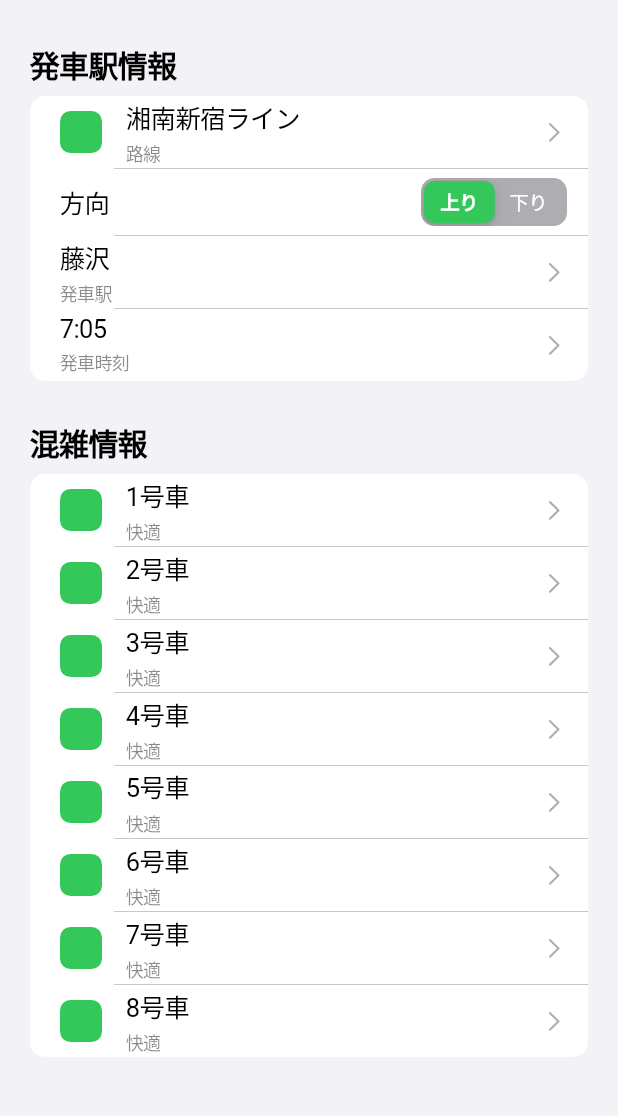
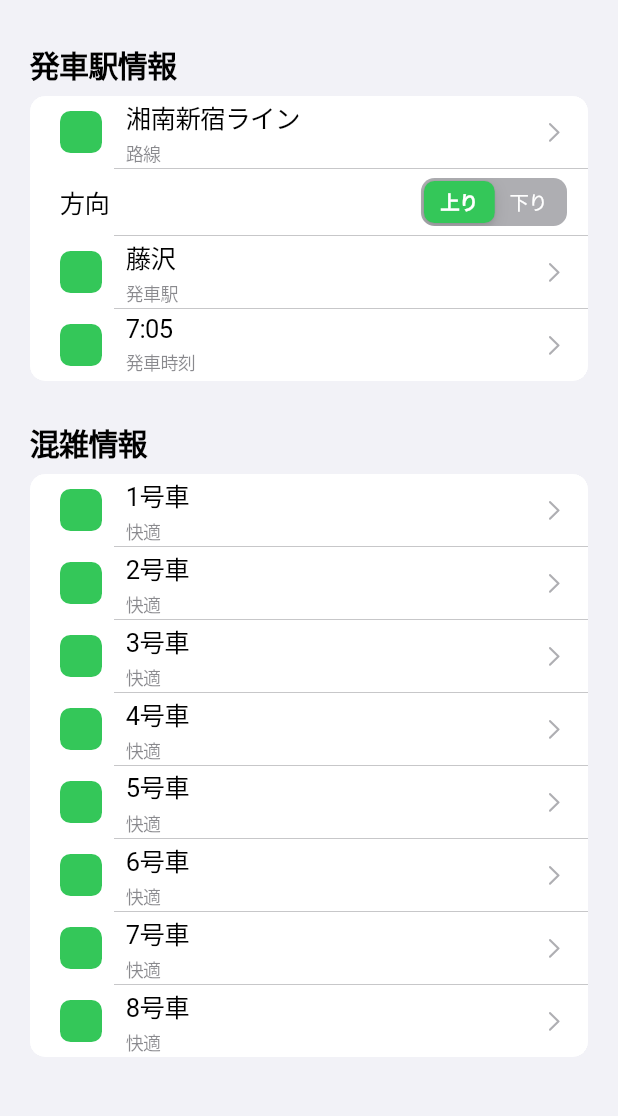
Before and after one commit to sakkke/quickflow, a Flutter app: the screen it shows after launch, on a phone screen of 412 x 824 dp, the part 48-1164 px from its top. Run offline on Flutter 3.47's test engine with Material 3 defaults, Android fonts, the light colour scheme and no system bars.

Commit message:
refactor: refactor list_section_inset_example.dart

```diff
--- a/lib/list_section_inset_example.dart
+++ b/lib/list_section_inset_example.dart
@@ -15,9 +15,40 @@
       child: CupertinoListSection.insetGrouped(
         header: const Text('発車駅情報'),
         children: <CupertinoListTile>[
-          CupertinoListTile(
-            title: const Text('湘南新宿ライン'),
-            subtitle: const Text('路線'),
+          _buildListTile(
+            context,
+            title: '湘南新宿ライン',
+            subtitle: '路線',
+            destination: const _RouteSelectionPage(),
+          ),
+          const CupertinoListTile(
+            title: Text('方向'),
+            additionalInfo: SegmentedControlExample(),
+          ),
+          _buildListTile(
+            context,
+            title: '藤沢',
+            subtitle: '発車駅',
+            destination: const _RouteSelectionPage(),
+          ),
+          _buildListTile(
+            context,
+            title: '7:05',
+            subtitle: '発車時刻',
+            destination: const _SecondPage(text: 'Open pull request'),
+          ),
+        ],
+      ),
+    );
+  }
+
+  CupertinoListTile _buildListTile(BuildContext context,
+      {required String title,
+      required String subtitle,
+      required Widget destination}) {
+    return CupertinoListTile(
+      title: Text(title),
+      subtitle: Text(subtitle),
       leading: ClipRRect(
         borderRadius: BorderRadius.circular(7.0),
         child: Container(
@@ -29,41 +60,8 @@
       trailing: const CupertinoListTileChevron(),
       onTap: () => Navigator.of(context).push(
         CupertinoPageRoute<void>(
-                builder: (BuildContext context) {
-                  return const _RouteSelectionPage();
-                },
+          builder: (BuildContext context) => destination,
         ),
-            ),
-          ),
-          const CupertinoListTile(
-            title: Text('方向'),
-            additionalInfo: SegmentedControlExample(),
-          ),
-          CupertinoListTile(
-            title: const Text('藤沢'),
-            subtitle: const Text('発車駅'),
-            trailing: const CupertinoListTileChevron(),
-            onTap: () => Navigator.of(context).push(
-              CupertinoPageRoute<void>(
-                builder: (BuildContext context) {
-                  return const _RouteSelectionPage();
-                },
-              ),
-            ),
-          ),
-          CupertinoListTile(
-            title: const Text('7:05'),
-            subtitle: const Text('発車時刻'),
-            trailing: const CupertinoListTileChevron(),
-            onTap: () => Navigator.of(context).push(
-              CupertinoPageRoute<void>(
-                builder: (BuildContext context) {
-                  return const _SecondPage(text: 'Open pull request');
-                },
-              ),
-            ),
-          ),
-        ],
       ),
     );
   }
@@ -102,12 +100,15 @@
   }
 
   Future<void> fetchStations() async {
-    final response = await http.get(Uri.parse('https://quickflowapp.design-perspective.com/api/v1/stations'));
+    final response = await http.get(Uri.parse(
+        'https://quickflowapp.design-perspective.com/api/v1/stations'));
 
     if (response.statusCode == 200) {
       final Map<String, dynamic> data = json.decode(response.body);
       setState(() {
-        stations = (data['stations'] as List<dynamic>).map((station) => station['name'] as String).toList();
+        stations = (data['stations'] as List<dynamic>)
+            .map((station) => station['name'] as String)
+            .toList();
         isLoading = false;
       });
     } else {
@@ -126,12 +127,15 @@
       child: SafeArea(
         child: CupertinoScrollbar(
           child: SingleChildScrollView(
-            child: Column(children: [
+            child: Column(
+              children: [
                 const SearchTextFieldExample(),
                 isLoading
                     ? const Center(child: CupertinoActivityIndicator())
                     : CupertinoListSection(
-                    children: stations.map<CupertinoListTile>((station) => CupertinoListTile(
+                        children: stations
+                            .map<CupertinoListTile>((station) =>
+                                CupertinoListTile(
                                   title: Text(station),
                                   leading: ClipRRect(
                                     borderRadius: BorderRadius.circular(7.0),
@@ -141,9 +145,11 @@
                                       color: CupertinoColors.activeGreen,
                                     ),
                                   ),
-                    )).toList(),
+                                ))
+                            .toList(),
                       ),
-            ],)
+              ],
+            ),
           ),
         ),
       ),
```
Lines whose indentation alone changed are shown as unchanged.
